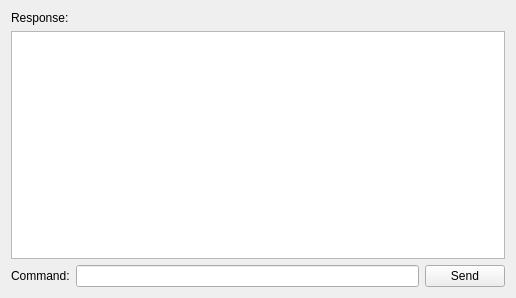
Before: the Qt Designer form CLI/mainwindow.ui in jpvanhal/Social-Sports, drawn with Qt 5.
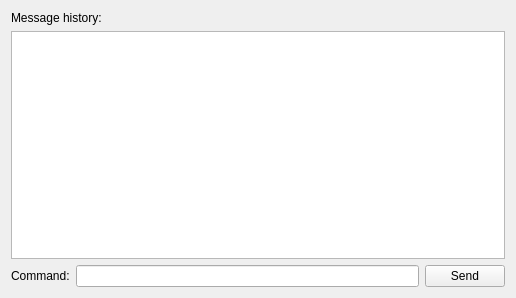
After: the same form once the commit is applied.

```diff
--- a/CLI/mainwindow.ui
+++ b/CLI/mainwindow.ui
@@ -20,7 +20,10 @@
       <item>
        <widget class="QLabel" name="label_2">
         <property name="text">
-         <string>Response:</string>
+         <string>Message history:</string>
+        </property>
+        <property name="buddy">
+         <cstring>textEditMessageHistory</cstring>
         </property>
        </widget>
       </item>
```
Left out of the diff: 3 changed lines with no effect on the pictures.
